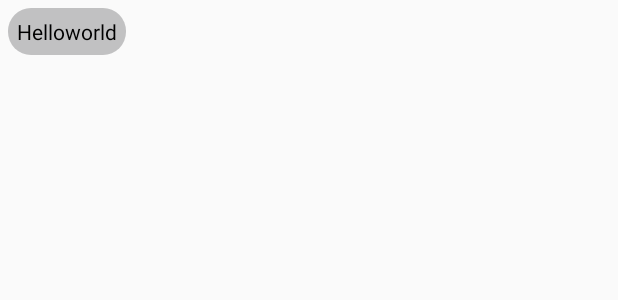
After one commit to WZR-OriginDream/makerandroid, an Android app: the layout flow_tv_item.xml on its own in the app's theme, with its tools: preview values and no code run, on a phone screen of 412 x 824 dp. The commit adds this screen. Shown: the top 300 px of the screen. Run offline under Robolectric (Android 15) with nearby library versions, the phone set to English and light mode, and no system bars.

Commit message:
android更新——tag

```diff
--- a/app/build.gradle
+++ b/app/build.gradle
@@ -55,4 +55,7 @@ dependencies {
     implementation 'com.jakewharton:butterknife:8.1.0'
     annotationProcessor 'com.jakewharton:butterknife-compiler:8.1.0'
 
+    //鸿洋 流式布局
+    implementation 'com.hyman:flowlayout-lib:1.1.2'
+
 }
--- /dev/null
+++ b/app/src/main/res/drawable/bg_tag.xml
@@ -0,0 +1,10 @@
+<?xml version="1.0" encoding="utf-8"?>
+<shape xmlns:android="http://schemas.android.com/apk/res/android">
+    <!--灰色圆形-->
+    <solid android:color="#C1C1C2"/>
+    <size android:width="30dp"
+        android:height="30dp"/>
+    <corners
+        android:radius="15dp"
+        />
+</shape>
--- /dev/null
+++ b/app/src/main/res/layout/flow_tv_item.xml
@@ -0,0 +1,11 @@
+<?xml version="1.0" encoding="utf-8"?>
+<TextView xmlns:android="http://schemas.android.com/apk/res/android"
+    android:layout_width="wrap_content"
+    android:layout_height="wrap_content"
+    android:layout_margin="5dp"
+    android:padding="6dp"
+    android:background="@drawable/bg_tag"
+    android:text="Helloworld"
+    android:textColor="@color/black_tag_text">
+
+</TextView>
--- a/app/src/main/res/layout/fragment_project.xml
+++ b/app/src/main/res/layout/fragment_project.xml
@@ -13,7 +13,7 @@
             android:layout_width="match_parent"
             android:layout_height="wrap_content"/>
         <android.support.v7.widget.RecyclerView
-            android:id="@+id/main_pager_recycler_view"
+            android:id="@+id/rv_fragment_project"
             android:layout_width="match_parent"
             android:layout_height="match_parent"
             android:visibility="invisible" />
--- a/app/src/main/res/values/colors.xml
+++ b/app/src/main/res/values/colors.xml
@@ -11,6 +11,8 @@
     <color name="gray">#C1C1C2</color>
     <!--app背景 浅灰-->
     <color name="back_gray">#F0F0F0</color>
+    <!--体系标签tag字体颜色 黑色-->
+    <color name="black_tag_text">#000000</color>
 
 
 </resources>
```
Also changed, not shown: app/src/main/java/com/lipiao/makerandroid/View/Fragment/SystemFragment.java (+36 -2 lines), app/src/main/res/layout/fragment_system.xml (+24 -17 lines).
